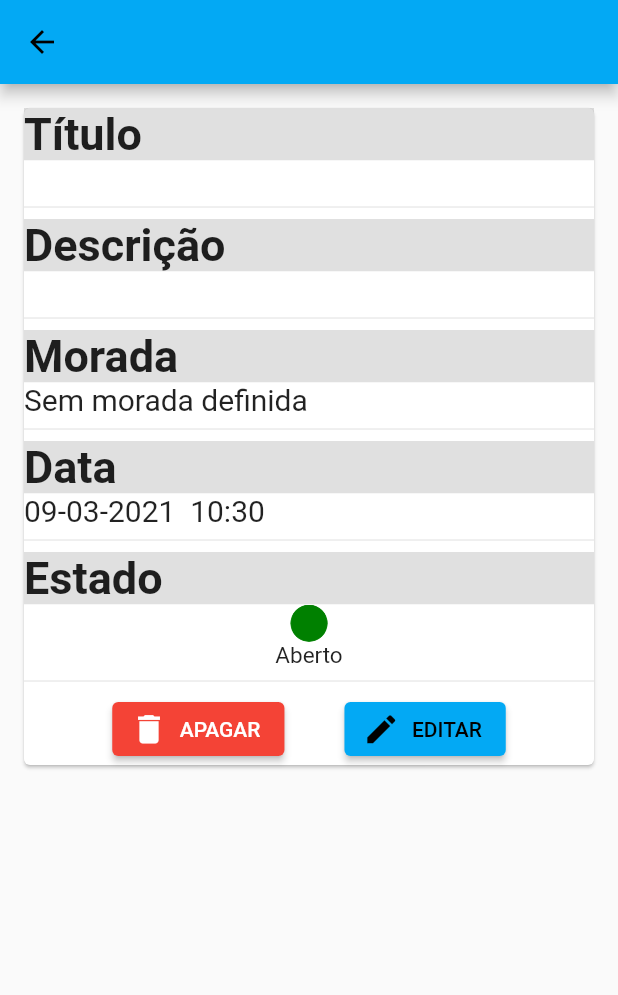
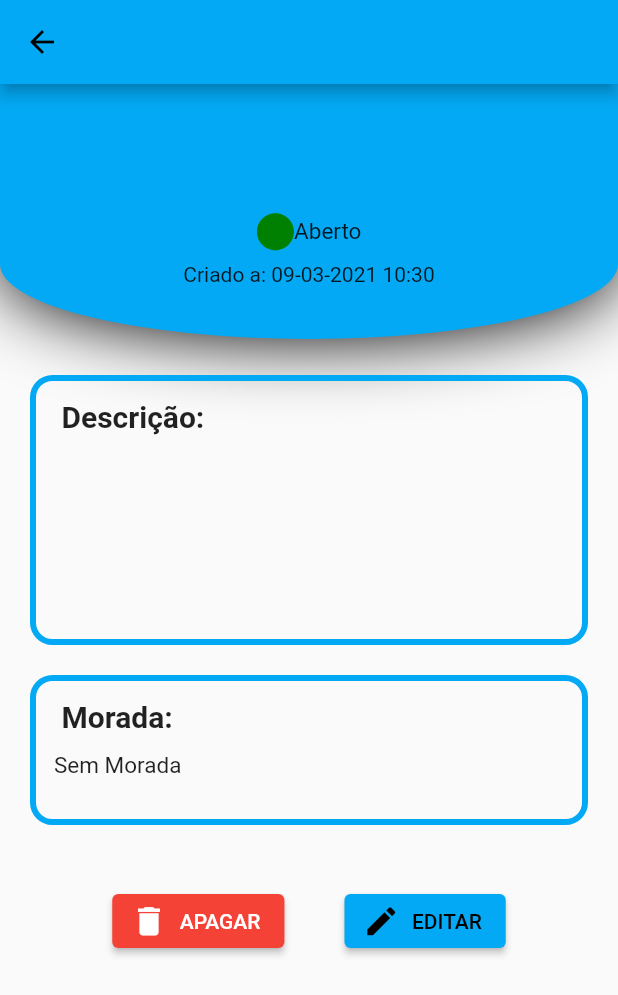
Before and after one commit to mdmourao/mini-projeto-flutter-Martim-21805485, a Flutter app: the DetailIncidenteScreen screen opened directly with empty values, on a phone screen of 412 x 824 dp. Shown: the top 995 px of the screen. Run offline on Flutter 3.47's test engine with Material 2 defaults, Android fonts, the phone set to English and light mode, and no system bars; our stand-ins replace animated_text_kit, rxdart; missing offline and left inert: hardware_buttons, shake, volume_watcher.

Commit message:
last update

```diff
--- a/lib/data/datasourceincidentesFechados..dart
+++ b/lib/data/datasourceincidentesFechados..dart
@@ -4,7 +4,7 @@ import 'dart:math';
 class DataSourceIncidenteFechado {
   final List<Incidente> _datasource = [
     Incidente(titulo: "Buraco Enorme na Estrada",
-        descricao: "Lorem ipsum dolor sit amet, consectetur adipiscing elit Aliquam porta elementum sem, non rutrum odio iaculis sed. Donec eget libero pellentesque, feugiat leo egestas, rutrum lacus.",
+        descricao: "Lorem ipsum dolor sit amet, consectetur adipiscing elit. Duis tempus leo vitae libero euismod pretium. ",
         morada: "Rua Joana", resolvido: true),
   ];
 
--- a/lib/detailIncidenteScreen.dart
+++ b/lib/detailIncidenteScreen.dart
@@ -16,128 +16,37 @@ class DetailIncidenteScreen extends StatelessWidget {
   Widget build(BuildContext context) {
     if (isClosed) {
       return Scaffold(
-        appBar: AppBar(title: Text(incidente.titulo)),
-        body: SingleChildScrollView(
-          child: Padding(
-            padding: EdgeInsets.all(12),
-            child: Card(
-              child: Column(
-                children: [
-                  SizedBox(
+          appBar: AppBar(title: Text("Detalhes")),
+          body: Column(children: [
+            Container(
+              height: 170.0,
               width: double.infinity,
               child: Container(
-                      color: Colors.black12,
-                      child: Text(
-                        "Título",
-                        textAlign: TextAlign.left,
+                  child: Column(
+                mainAxisAlignment: MainAxisAlignment.center,
+                crossAxisAlignment: CrossAxisAlignment.center,
+                children: [
+                  Row(
+                    mainAxisAlignment: MainAxisAlignment.center,
+                    //Center Row contents horizontally,
+                    crossAxisAlignment: CrossAxisAlignment.center,
+                    //Center Row contents vertically,
+                    children: [
+                      Text(
+                        incidente.titulo,
                         style: TextStyle(
-                            fontSize: 30, fontWeight: FontWeight.bold),
+                            fontWeight: FontWeight.bold, fontSize: 30),
                       ),
+                    ],
                   ),
+                  Padding(
+                    padding: EdgeInsets.all(8),
                   ),
-                  SizedBox(
-                    width: double.infinity,
-                    child: Container(
-                      color: Colors.white,
-                      child: Text(
-                        incidente.titulo,
-                        textAlign: TextAlign.left,
-                        style: TextStyle(fontSize: 20),
-                      ),
-                    ),
-                  ),
-                  Divider(),
-                  SizedBox(
-                    width: double.infinity,
-                    child: Container(
-                      color: Colors.black12,
-                      child: Text(
-                        "Descrição",
-                        textAlign: TextAlign.left,
-                        style: TextStyle(
-                            fontSize: 30, fontWeight: FontWeight.bold),
-                      ),
-                    ),
-                  ),
-                  SizedBox(
-                    width: double.infinity,
-                    child: Container(
-                      color: Colors.white,
-                      child: Text(
-                        incidente.descricao,
-                        textAlign: TextAlign.left,
-                        style: TextStyle(fontSize: 20),
-                      ),
-                    ),
-                  ),
-                  Divider(),
-                  SizedBox(
-                    width: double.infinity,
-                    child: Container(
-                      color: Colors.black12,
-                      child: Text(
-                        "Morada",
-                        textAlign: TextAlign.left,
-                        style: TextStyle(
-                            fontSize: 30, fontWeight: FontWeight.bold),
-                      ),
-                    ),
-                  ),
-                  SizedBox(
-                    width: double.infinity,
-                    child: Container(
-                      color: Colors.white,
-                      child: Text(
-                        incidente.morada.length == 0
-                            ? "Sem morada definida"
-                            : incidente.morada,
-                        textAlign: TextAlign.left,
-                        style: TextStyle(fontSize: 20),
-                      ),
-                    ),
-                  ),
-                  Divider(),
-                  SizedBox(
-                    width: double.infinity,
-                    child: Container(
-                      color: Colors.black12,
-                      child: Text(
-                        "Data",
-                        textAlign: TextAlign.left,
-                        style: TextStyle(
-                            fontSize: 30, fontWeight: FontWeight.bold),
-                      ),
-                    ),
-                  ),
-                  SizedBox(
-                    width: double.infinity,
-                    child: Container(
-                      color: Colors.white,
-                      child: Text(
-                        incidente.toStringDate(),
-                        textAlign: TextAlign.left,
-                        style: TextStyle(fontSize: 20),
-                      ),
-                    ),
-                  ),
-                  Divider(),
-                  SizedBox(
-                    width: double.infinity,
-                    child: Container(
-                      color: Colors.black12,
-                      child: Text(
-                        "Estado",
-                        textAlign: TextAlign.left,
-                        style: TextStyle(
-                            fontSize: 30, fontWeight: FontWeight.bold),
-                      ),
-                    ),
-                  ),
-                  SizedBox(
-                    width: double.infinity,
-                    child: Container(
-                        color: Colors.white,
-                        child: Column(
+                  Row(
+                    mainAxisAlignment: MainAxisAlignment.center,
+                    //Center Row contents horizontally,
+                    crossAxisAlignment: CrossAxisAlignment.center,
+                    //Center Row contents vertically,
                     children: [
                       Container(
                         width: 25.0,
@@ -146,145 +55,156 @@ class DetailIncidenteScreen extends StatelessWidget {
                             shape: BoxShape.circle,
                             image: new DecorationImage(
                                 fit: BoxFit.cover,
-                                        image: AssetImage(
-                                            "lib/assets/close.png")))),
+                                image:
+                                    AssetImage("lib/assets/close.png"))),
+                      ),
                       Text(
                         "Fechado",
                         style: TextStyle(fontSize: 15),
                       ),
                     ],
+                  ),
+                  Padding(
+                    padding: EdgeInsets.all(4),
+                  ),
+                  Row(
+                    mainAxisAlignment: MainAxisAlignment.center,
+                    //Center Row contents horizontally,
+                    crossAxisAlignment: CrossAxisAlignment.center,
+                    //Center Row contents vertically,
+                    children: [Text("Criado a: " + incidente.toStringDate())],
+                  ),
+                ],
               )),
+              decoration: new BoxDecoration(
+                color: Colors.lightBlue,
+                boxShadow: [new BoxShadow(blurRadius: 40.0)],
+                borderRadius: new BorderRadius.vertical(
+                    bottom: new Radius.elliptical(
+                        MediaQuery.of(context).size.width, 100.0)),
+              ),
+            ),
+            Padding(
+              padding: EdgeInsets.all(15),
+            ),
+            Stack(children: <Widget>[
+              Container(
+                width: double.infinity,
+                height: 180,
+                margin: EdgeInsets.fromLTRB(20, 10, 20, 20),
+                padding: EdgeInsets.only(bottom: 10),
+                child: Padding(
+                  padding: EdgeInsets.all(12),
+                  child: Column(
+                    children: [
+                      Row(
+                        children: [
+                          Text(
+                            " Descrição:",
+                            style: TextStyle(
+                              fontSize: 20,
+                              fontWeight: FontWeight.bold,
+                            ),
+                          )
+                        ],
+                      ),
+                      Padding(
+                        padding: EdgeInsets.all(4),
+                      ),
+                      SizedBox(
+                          width: double.infinity,
+                          child: Text(
+                            incidente.descricao,
+                            style: TextStyle(
+                              fontSize: 15,
+                            ),
+                          ))
+                    ],
+                  ),
+                ),
+                decoration: BoxDecoration(
+                  border: Border.all(color: Colors.lightBlue, width: 4),
+                  borderRadius: BorderRadius.circular(15),
+                  shape: BoxShape.rectangle,
+                ),
+              ),
+            ]),
+            Stack(children: <Widget>[
+              Container(
+                width: double.infinity,
+                height: 120,
+                margin: EdgeInsets.fromLTRB(20, 10, 20, 0),
+                padding: EdgeInsets.only(bottom: 10),
+                child: Padding(
+                  padding: EdgeInsets.all(12),
+                  child: Column(
+                    children: [
+                      Row(
+                        children: [
+                          Text(
+                            " Morada:",
+                            style: TextStyle(
+                              fontSize: 20,
+                              fontWeight: FontWeight.bold,
+                            ),
+                          )
+                        ],
+                      ),
+                      Padding(
+                        padding: EdgeInsets.all(6),
+                      ),
+                      SizedBox(
+                          width: double.infinity,
+                          child: Text(
+                            incidente.morada.isEmpty ? "Sem Morada" :  incidente.morada,
+                            style: TextStyle(
+                              fontSize: 15,
+                            ),
+                          ))
+                    ],
+                  ),
+                ),
+                decoration: BoxDecoration(
+                  border: Border.all(color: Colors.lightBlue, width: 4),
+                  borderRadius: BorderRadius.circular(15),
+                  shape: BoxShape.rectangle,
+                ),
+              ),
+            ]),
+          ]));
+    } else {
+      return Scaffold(
+        appBar: AppBar(title: Text(incidente.titulo)),
+        body: Column(children: [
+          Container(
+            height: 170.0,
+            width: double.infinity,
+            child: Container(
+                child: Column(
+                  mainAxisAlignment: MainAxisAlignment.center,
+                  crossAxisAlignment: CrossAxisAlignment.center,
+                  children: [
+                    Row(
+                      mainAxisAlignment: MainAxisAlignment.center,
+                      //Center Row contents horizontally,
+                      crossAxisAlignment: CrossAxisAlignment.center,
+                      //Center Row contents vertically,
+                      children: [
+                        Text(
+                          incidente.titulo,
+                          style: TextStyle(
+                              fontWeight: FontWeight.bold, fontSize: 30),
                         ),
                       ],
                     ),
+                    Padding(
+                      padding: EdgeInsets.all(8),
                     ),
-          ),
-        ),
-      );
-    } else {
-      return Scaffold(
-        appBar: AppBar(title: Text(incidente.titulo)),
-        body: SingleChildScrollView(
-          child: Padding(
-            padding: EdgeInsets.all(12),
-            child: Card(
-              child: Column(
-                children: [
-                  SizedBox(
-                    width: double.infinity,
-                    child: Container(
-                      color: Colors.black12,
-                      child: Text(
-                        "Título",
-                        textAlign: TextAlign.left,
-                        style: TextStyle(
-                            fontSize: 30, fontWeight: FontWeight.bold),
-                      ),
-                    ),
-                  ),
-                  SizedBox(
-                    width: double.infinity,
-                    child: Container(
-                      color: Colors.white,
-                      child: Text(
-                        incidente.titulo,
-                        textAlign: TextAlign.left,
-                        style: TextStyle(fontSize: 20),
-                      ),
-                    ),
-                  ),
-                  Divider(),
-                  SizedBox(
-                    width: double.infinity,
-                    child: Container(
-                      color: Colors.black12,
-                      child: Text(
-                        "Descrição",
-                        textAlign: TextAlign.left,
-                        style: TextStyle(
-                            fontSize: 30, fontWeight: FontWeight.bold),
-                      ),
-                    ),
-                  ),
-                  SizedBox(
-                    width: double.infinity,
-                    child: Container(
-                      color: Colors.white,
-                      child: Text(
-                        incidente.descricao,
-                        textAlign: TextAlign.left,
-                        style: TextStyle(fontSize: 20),
-                      ),
-                    ),
-                  ),
-                  Divider(),
-                  SizedBox(
-                    width: double.infinity,
-                    child: Container(
-                      color: Colors.black12,
-                      child: Text(
-                        "Morada",
-                        textAlign: TextAlign.left,
-                        style: TextStyle(
-                            fontSize: 30, fontWeight: FontWeight.bold),
-                      ),
-                    ),
-                  ),
-                  SizedBox(
-                    width: double.infinity,
-                    child: Container(
-                      color: Colors.white,
-                      child: Text(
-                        incidente.morada.length == 0
-                            ? "Sem morada definida"
-                            : incidente.morada,
-                        textAlign: TextAlign.left,
-                        style: TextStyle(fontSize: 20),
-                      ),
-                    ),
-                  ),
-                  Divider(),
-                  SizedBox(
-                    width: double.infinity,
-                    child: Container(
-                      color: Colors.black12,
-                      child: Text(
-                        "Data",
-                        textAlign: TextAlign.left,
-                        style: TextStyle(
-                            fontSize: 30, fontWeight: FontWeight.bold),
-                      ),
-                    ),
-                  ),
-                  SizedBox(
-                    width: double.infinity,
-                    child: Container(
-                      color: Colors.white,
-                      child: Text(
-                        incidente.toStringDate(),
-                        textAlign: TextAlign.left,
-                        style: TextStyle(fontSize: 20),
-                      ),
-                    ),
-                  ),
-                  Divider(),
-                  SizedBox(
-                    width: double.infinity,
-                    child: Container(
-                      color: Colors.black12,
-                      child: Text(
-                        "Estado",
-                        textAlign: TextAlign.left,
-                        style: TextStyle(
-                            fontSize: 30, fontWeight: FontWeight.bold),
-                      ),
-                    ),
-                  ),
-                  SizedBox(
-                    width: double.infinity,
-                    child: Container(
-                        color: Colors.white,
-                        child: Column(
+                    Row(
+                      mainAxisAlignment: MainAxisAlignment.center,
+                      //Center Row contents horizontally,
+                      crossAxisAlignment: CrossAxisAlignment.center,
+                      //Center Row contents vertically,
                       children: [
                         Container(
                           width: 25.0,
@@ -297,15 +217,124 @@ class DetailIncidenteScreen extends StatelessWidget {
                                       ? AssetImage(
                                       "lib/assets/checkgreen.png")
                                       : AssetImage(
-                                                "lib/assets/green.png")))),
+                                      "lib/assets/green.png"))),
+                        ),
                         Text(
                           incidente.resolvido ? "Resolvido" : "Aberto",
                           style: TextStyle(fontSize: 15),
                         ),
                       ],
+                    ),
+                    Padding(
+                      padding: EdgeInsets.all(4),
+                    ),
+                    Row(
+                      mainAxisAlignment: MainAxisAlignment.center,
+                      //Center Row contents horizontally,
+                      crossAxisAlignment: CrossAxisAlignment.center,
+                      //Center Row contents vertically,
+                      children: [Text("Criado a: " + incidente.toStringDate())],
+                    ),
+                  ],
                 )),
+            decoration: new BoxDecoration(
+              color: Colors.lightBlue,
+              boxShadow: [new BoxShadow(blurRadius: 40.0)],
+              borderRadius: new BorderRadius.vertical(
+                  bottom: new Radius.elliptical(
+                      MediaQuery.of(context).size.width, 100.0)),
             ),
-                  Divider(),
+          ),
+          Padding(
+            padding: EdgeInsets.all(2),
+          ),
+          Stack(children: <Widget>[
+            Container(
+              width: double.infinity,
+              height: 180,
+              margin: EdgeInsets.fromLTRB(20, 20, 20, 20),
+              padding: EdgeInsets.only(bottom: 10),
+              child: Padding(
+                padding: EdgeInsets.all(12),
+                child: Column(
+                  children: [
+                    Row(
+                      children: [
+                        Text(
+                          " Descrição:",
+                          style: TextStyle(
+                            fontSize: 20,
+                            fontWeight: FontWeight.bold,
+                          ),
+                        )
+                      ],
+                    ),
+                    Padding(
+                      padding: EdgeInsets.all(4),
+                    ),
+                    SizedBox(
+                        width: double.infinity,
+                        child: Text(
+                          incidente.descricao,
+                          style: TextStyle(
+                            fontSize: 15,
+                          ),
+                        ))
+                  ],
+                ),
+              ),
+              decoration: BoxDecoration(
+                border: Border.all(color: Colors.lightBlue, width: 4),
+                borderRadius: BorderRadius.circular(15),
+                shape: BoxShape.rectangle,
+              ),
+            ),
+          ]),
+          Stack(children: <Widget>[
+            Container(
+              width: double.infinity,
+              height: 100,
+              margin: EdgeInsets.fromLTRB(20, 0, 20, 0),
+              padding: EdgeInsets.only(bottom: 10),
+              child: Padding(
+                padding: EdgeInsets.all(12),
+                child: Column(
+                  children: [
+                    Row(
+                      children: [
+                        Text(
+                          " Morada:",
+                          style: TextStyle(
+                            fontSize: 20,
+                            fontWeight: FontWeight.bold,
+                          ),
+                        )
+                      ],
+                    ),
+                    Padding(
+                      padding: EdgeInsets.all(6),
+                    ),
+                    SizedBox(
+                        width: double.infinity,
+                        child: Text(
+                          incidente.morada.isEmpty ? "Sem Morada" :  incidente.morada,
+                          style: TextStyle(
+                            fontSize: 15,
+                          ),
+                        ))
+                  ],
+                ),
+              ),
+              decoration: BoxDecoration(
+                border: Border.all(color: Colors.lightBlue, width: 4),
+                borderRadius: BorderRadius.circular(15),
+                shape: BoxShape.rectangle,
+              ),
+            ),
+          ]),
+          Padding(
+            padding: EdgeInsets.all(20),
+          ),
           Row(
             mainAxisAlignment: MainAxisAlignment.center,
             //Center Row contents horizontally,
@@ -342,11 +371,7 @@ class DetailIncidenteScreen extends StatelessWidget {
               ),
             ],
           )
-                ],
-              ),
-            ),
-          ),
-        ),
+        ])
       );
     }
   }
--- a/lib/incidente.dart
+++ b/lib/incidente.dart
@@ -15,7 +15,7 @@ class Incidente{
   }
 
   String toStringDate(){
-      return DateFormat('dd-MM-yyyy  kk:mm').format(date);
+      return DateFormat('dd-MM-yyyy kk:mm').format(date);
   }
 
 
--- a/lib/incidentesAbertosScreen.dart
+++ b/lib/incidentesAbertosScreen.dart
@@ -84,7 +84,10 @@ class ListaIncidente extends StatelessWidget {
                     padding: const EdgeInsets.all(10.0),
                     child: GestureDetector(
                       onDoubleTap: () =>  {
-                            IncidenteBlocProvider.getInstance().resolveIncidente()
+                            IncidenteBlocProvider.getInstance().resolveIncidente(),
+                          Scaffold.of(context).showSnackBar(
+                          SnackBar(content: Text("Um dos seus incidentes foi dado como resolvido.")))
+
                       },
                       onTap: () => {
                             Navigator.push(
@@ -97,7 +100,7 @@ class ListaIncidente extends StatelessWidget {
                       child: Card(
                         color: Colors.white60,
                         child: Padding(
-                          padding: const EdgeInsets.all(8.0),
+                          padding: const EdgeInsets.all(4.0),
                           child: Row(
                             children: <Widget>[
                               Padding(
--- a/lib/incidentesFechadosScreen.dart
+++ b/lib/incidentesFechadosScreen.dart
@@ -103,6 +103,25 @@ class ListaIncidente extends StatelessWidget {
                                 ],
                               ),
                             ),
+                            RawMaterialButton(
+                              onPressed: () {
+                                Navigator.push(
+                                    context,
+                                    MaterialPageRoute(
+                                      builder: (context) => DetailIncidenteScreen(incidente: item,isClosed: true,),
+                                    )
+                                );
+                              },
+                              elevation: 5.0,
+                              fillColor: Colors.lightBlue,
+                              child: Icon(
+                                Icons.more_horiz_outlined,
+                                color: Colors.white,
+                                size: 25.0,
+                              ),
+                              padding: EdgeInsets.all(1.0),
+                              shape: CircleBorder(),
+                            )
                           ],
                         ),
                       ),
```
Lines whose indentation alone changed are shown as unchanged.
